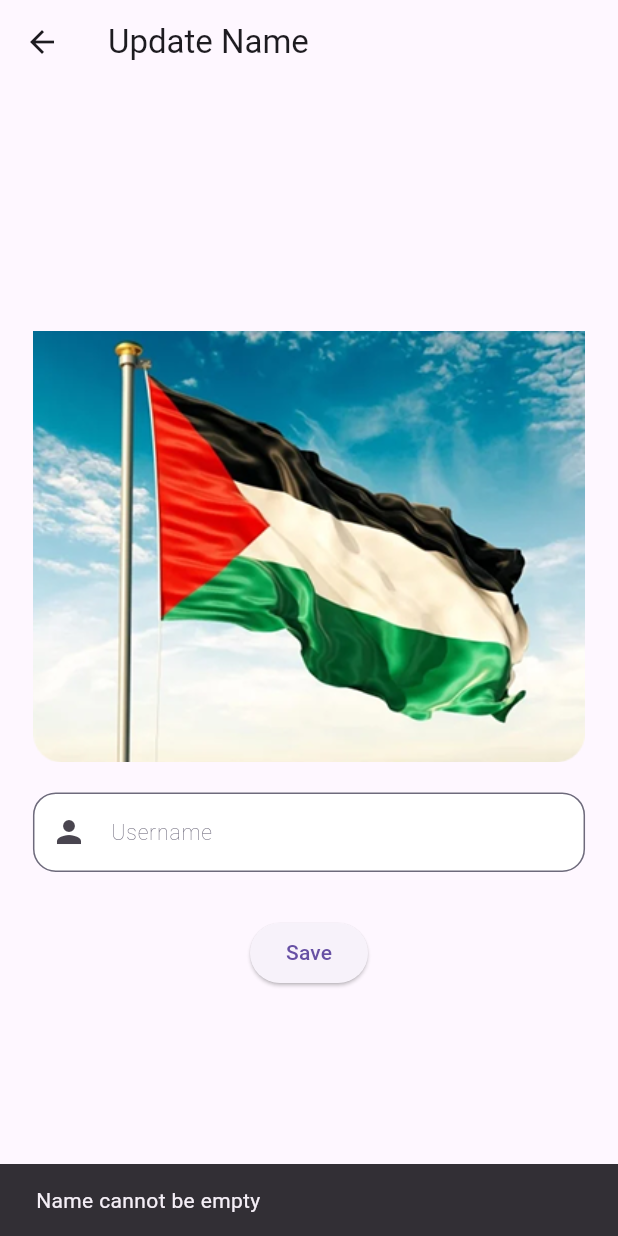
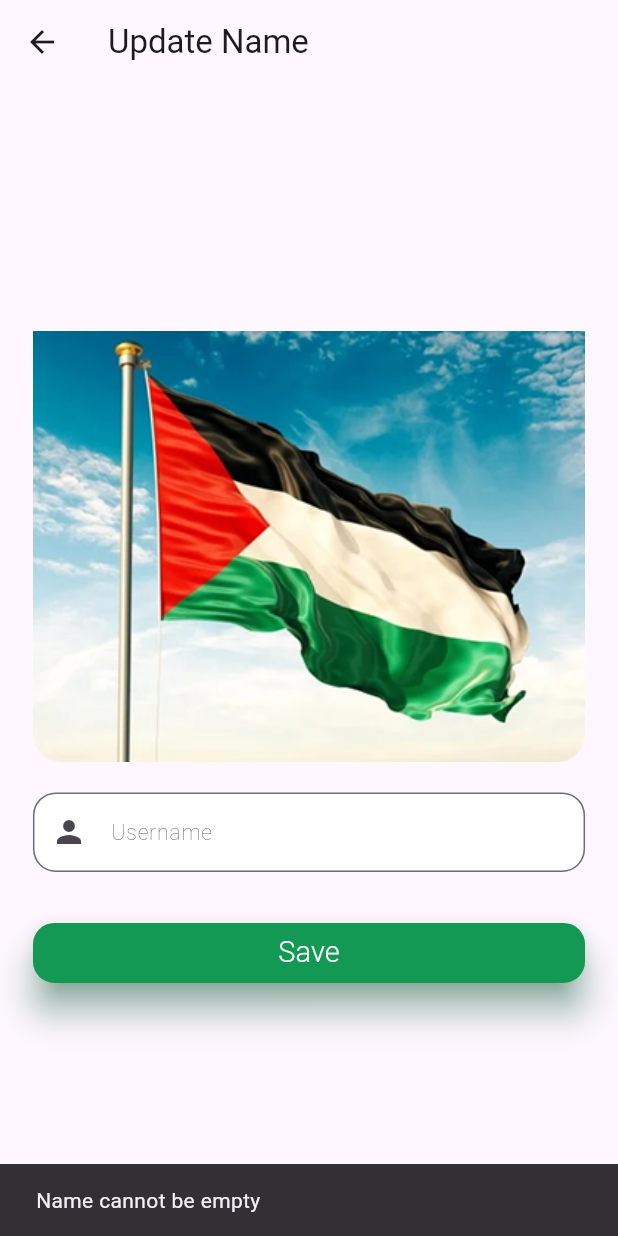
Before and after one commit to Rawda11-Mohamed/flutter-course-, a Flutter app: the UpdateNameScreen screen opened by its route, after a tap on "Save", on a phone screen of 412 x 824 dp. Run offline on Flutter 3.47's test engine with Material 3 defaults, Android fonts, the phone set to English and light mode, and no system bars; our stand-ins replace bloc, cloud_firestore, dartz, firebase_auth, firebase_core, flutter_bloc and 2 more; accounts and stored records are empty.

Commit message:
new commit

```diff
--- a/lib/features/view/authentication/update_screen.dart
+++ b/lib/features/view/authentication/update_screen.dart
@@ -6,6 +6,7 @@ import '../../../../core/utils/app_paddings.dart';
 import 'package:mvvmproject/features/cubit/update_name_cubit.dart';
 import 'package:mvvmproject/features/cubit/update_name_state.dart';
 import '../../../../features/data/repo/auth_repo_imp.dart';
+import 'package:mvvmproject/core/widgets/default_btn.dart';
 
 class UpdateNameScreen extends StatefulWidget {
   const UpdateNameScreen({super.key});
@@ -30,9 +31,9 @@ class _UpdateNameScreenState extends State<UpdateNameScreen> {
       child: BlocConsumer<UpdateNameCubit, UpdateNameState>(
         listener: (context, state) {
           if (state is UpdateNameError) {
-            ScaffoldMessenger.of(context).showSnackBar(
-              SnackBar(content: Text(state.message)),
-            );
+            ScaffoldMessenger.of(
+              context,
+            ).showSnackBar(SnackBar(content: Text(state.message)));
           } else if (state is UpdateNameSuccess) {
             ScaffoldMessenger.of(context).showSnackBar(
               const SnackBar(content: Text('Name updated successfully')),
@@ -42,9 +43,7 @@ class _UpdateNameScreenState extends State<UpdateNameScreen> {
         },
         builder: (context, state) {
           return Scaffold(
-            appBar: AppBar(
-              title: const Text('Update Name'),
-            ),
+            appBar: AppBar(title: const Text('Update Name')),
             body: Padding(
               padding: AppPaddings.defaultHomePadding,
               child: Column(
@@ -60,12 +59,14 @@ class _UpdateNameScreenState extends State<UpdateNameScreen> {
                   const SizedBox(height: 30),
                   state is UpdateNameLoading
                       ? const CircularProgressIndicator()
-                      : ElevatedButton(
-                    onPressed: () {
-                      context.read<UpdateNameCubit>().updateName(_nameController.text);
-                    },
-                    child: const Text('Save'),
-                  ),
+                      : DefaultBtn(
+                        text: "Save",
+                        onPressed: () {
+                          context.read<UpdateNameCubit>().updateName(
+                            _nameController.text,
+                          );
+                        },
+                      ),
                 ],
               ),
             ),
```
